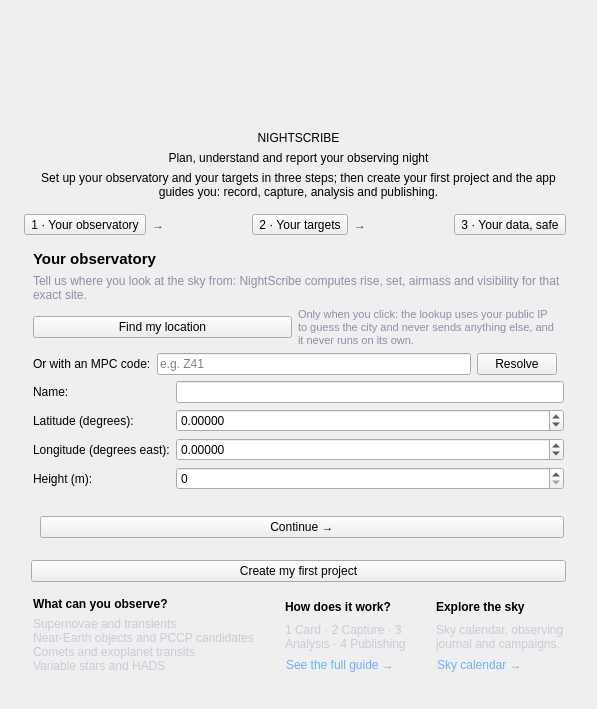
Old version of the form nightscribe/gui/ui/welcome_tab.ui in the repository irydeo/nightscribe.
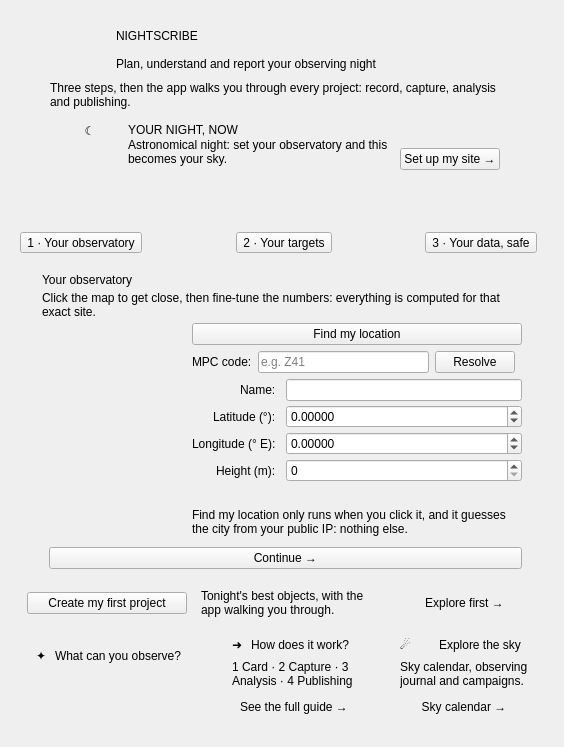
New version of the form.

Commit message: feat(ui): Interfaz 1.4-1.8 — the Welcome redesign, the site on a map, the merged project hub, the project chrome and the night drawn

```diff
--- a/nightscribe/gui/ui/welcome_tab.ui
+++ b/nightscribe/gui/ui/welcome_tab.ui
@@ -10,38 +10,134 @@
  <class>WelcomeTab</class>
  <widget class="QWidget" name="WelcomeTab">
   <layout class="QVBoxLayout" name="welcomeLayout">
-   <property name="leftMargin"><number>24</number></property>
-   <property name="topMargin"><number>20</number></property>
-   <property name="rightMargin"><number>24</number></property>
-   <property name="bottomMargin"><number>20</number></property>
+   <property name="leftMargin"><number>20</number></property>
+   <property name="topMargin"><number>10</number></property>
+   <property name="rightMargin"><number>20</number></property>
+   <property name="bottomMargin"><number>10</number></property>
+   <property name="spacing"><number>8</number></property>
    <item>
     <widget class="QFrame" name="welcomeHero" native="true">
-     <layout class="QVBoxLayout" name="heroLayout">
+     <property name="minimumSize"><size><width>0</width><height>200</height></size></property>
+     <layout class="QGridLayout" name="heroGrid">
+      <property name="leftMargin"><number>0</number></property>
+      <property name="topMargin"><number>0</number></property>
+      <property name="rightMargin"><number>0</number></property>
+      <property name="bottomMargin"><number>0</number></property>
+      <item row="0" column="0">
+       <widget class="QWidget" name="skyHero">
+        <property name="minimumSize"><size><width>0</width><height>200</height></size></property>
+        <property name="sizePolicy">
+         <sizepolicy hsizetype="Expanding" vsizetype="Expanding">
+          <horstretch>0</horstretch><verstretch>1</verstretch>
+         </sizepolicy>
+        </property>
+       </widget>
+      </item>
+      <item row="0" column="0">
+       <widget class="QWidget" name="heroOverlay">
+        <layout class="QVBoxLayout" name="heroOverlayLayout">
+         <property name="leftMargin"><number>30</number></property>
+         <property name="topMargin"><number>14</number></property>
+         <property name="rightMargin"><number>30</number></property>
+         <property name="bottomMargin"><number>12</number></property>
+         <property name="spacing"><number>5</number></property>
+         <item>
+          <layout class="QHBoxLayout" name="heroBrandRow">
+           <property name="spacing"><number>14</number></property>
       <item>
        <widget class="QLabel" name="lbl_logo">
-        <property name="alignment"><set>Qt::AlignCenter</set></property>
-        <property name="minimumSize"><size><width>96</width><height>96</height></size></property>
-        <property name="maximumSize"><size><width>96</width><height>96</height></size></property>
-       </widget>
-      </item>
+             <property name="minimumSize"><size><width>52</width><height>52</height></size></property>
+             <property name="maximumSize"><size><width>52</width><height>52</height></size></property>
+            </widget>
+           </item>
+           <item>
+            <layout class="QVBoxLayout" name="heroBrandText">
+             <property name="spacing"><number>2</number></property>
       <item>
        <widget class="QLabel" name="welcomeWordmark">
         <property name="text"><string>NIGHTSCRIBE</string></property>
         <property name="textFormat"><enum>Qt::RichText</enum></property>
-        <property name="alignment"><set>Qt::AlignCenter</set></property>
        </widget>
       </item>
       <item>
        <widget class="QLabel" name="welcomeTag">
         <property name="text"><string>Plan, understand and report your observing night</string></property>
-        <property name="alignment"><set>Qt::AlignCenter</set></property>
-       </widget>
+              </widget>
+             </item>
+            </layout>
+           </item>
+           <item>
+            <spacer name="heroBrandSpacer">
+             <property name="orientation"><enum>Qt::Horizontal</enum></property>
+            </spacer>
+           </item>
+          </layout>
       </item>
       <item>
        <widget class="QLabel" name="welcomeLead">
-        <property name="text"><string>Set up your observatory and your targets in three steps; then create your first project and the app guides you: record, capture, analysis and publishing.</string></property>
-        <property name="alignment"><set>Qt::AlignCenter</set></property>
+           <property name="text"><string>Three steps, then the app walks you through every project: record, capture, analysis and publishing.</string></property>
         <property name="wordWrap"><bool>true</bool></property>
+           <property name="maximumSize"><size><width>660</width><height>16777215</height></size></property>
+          </widget>
+         </item>
+         <item>
+          <widget class="QFrame" name="nightStrip" native="true">
+           <property name="maximumSize"><size><width>720</width><height>16777215</height></size></property>
+           <layout class="QHBoxLayout" name="nightStripLayout">
+            <property name="leftMargin"><number>14</number></property>
+            <property name="topMargin"><number>9</number></property>
+            <property name="rightMargin"><number>14</number></property>
+            <property name="bottomMargin"><number>9</number></property>
+            <property name="spacing"><number>12</number></property>
+            <item>
+             <widget class="QLabel" name="lbl_night_icon">
+              <property name="text"><string notr="true">☾</string></property>
+              <property name="alignment"><set>Qt::AlignTop|Qt::AlignHCenter</set></property>
+             </widget>
+            </item>
+            <item>
+             <layout class="QVBoxLayout" name="nightTextLayout">
+              <property name="spacing"><number>1</number></property>
+              <item>
+               <widget class="QLabel" name="lbl_night_title">
+                <property name="text"><string>YOUR NIGHT, NOW</string></property>
+               </widget>
+              </item>
+              <item>
+               <widget class="QLabel" name="lbl_night_window">
+                <property name="text"><string>Astronomical night: set your observatory and this becomes your sky.</string></property>
+                <property name="wordWrap"><bool>true</bool></property>
+               </widget>
+              </item>
+              <item>
+               <widget class="QLabel" name="lbl_night_moon">
+                <property name="text"><string/></property>
+                <property name="wordWrap"><bool>true</bool></property>
+               </widget>
+              </item>
+              <item>
+               <widget class="QLabel" name="lbl_night_planets">
+                <property name="text"><string/></property>
+                <property name="wordWrap"><bool>true</bool></property>
+               </widget>
+              </item>
+             </layout>
+            </item>
+            <item>
+             <widget class="QPushButton" name="btn_night_set">
+              <property name="text"><string>Set up my site →</string></property>
+              <property name="toolTip"><string>Go to the observatory step and make this your night</string></property>
+             </widget>
+            </item>
+           </layout>
+          </widget>
+         </item>
+         <item>
+          <spacer name="heroBottom">
+           <property name="orientation"><enum>Qt::Vertical</enum></property>
+          </spacer>
+         </item>
+        </layout>
        </widget>
       </item>
      </layout>
@@ -49,6 +145,7 @@
    </item>
    <item>
     <layout class="QHBoxLayout" name="stepperLayout">
+     <property name="spacing"><number>0</number></property>
      <item>
       <widget class="QToolButton" name="btn_step_obs">
        <property name="text"><string>1 · Your observatory</string></property>
@@ -57,9 +154,10 @@
       </widget>
      </item>
      <item>
-      <widget class="QLabel" name="lbl_sep1">
-       <property name="text"><string>→</string></property>
-       <property name="styleSheet"><string notr="true">color: #3a4156;</string></property>
+      <widget class="QFrame" name="rail_sep1">
+       <property name="frameShape"><enum>QFrame::NoFrame</enum></property>
+       <property name="minimumSize"><size><width>24</width><height>2</height></size></property>
+       <property name="maximumSize"><size><width>16777215</width><height>2</height></size></property>
       </widget>
      </item>
      <item>
@@ -70,9 +168,10 @@
       </widget>
      </item>
      <item>
-      <widget class="QLabel" name="lbl_sep2">
-       <property name="text"><string>→</string></property>
-       <property name="styleSheet"><string notr="true">color: #3a4156;</string></property>
+      <widget class="QFrame" name="rail_sep2">
+       <property name="frameShape"><enum>QFrame::NoFrame</enum></property>
+       <property name="minimumSize"><size><width>24</width><height>2</height></size></property>
+       <property name="maximumSize"><size><width>16777215</width><height>2</height></size></property>
       </widget>
      </item>
      <item>
@@ -93,46 +192,59 @@
     <widget class="QStackedWidget" name="setup_stack">
      <widget class="QFrame" name="panel_obs">
       <layout class="QVBoxLayout" name="obsLayout">
+       <property name="leftMargin"><number>22</number></property>
+       <property name="topMargin"><number>12</number></property>
+       <property name="rightMargin"><number>22</number></property>
+       <property name="bottomMargin"><number>12</number></property>
+       <property name="spacing"><number>4</number></property>
        <item>
         <widget class="QLabel" name="lbl_obs_title">
          <property name="text"><string>Your observatory</string></property>
-         <property name="styleSheet"><string notr="true">font-size: 15px; font-weight: bold;</string></property>
         </widget>
        </item>
        <item>
         <widget class="QLabel" name="lbl_obs_sub">
-         <property name="text"><string>Tell us where you look at the sky from: NightScribe computes rise, set, airmass and visibility for that exact site.</string></property>
+         <property name="text"><string>Click the map to get close, then fine-tune the numbers: everything is computed for that exact site.</string></property>
          <property name="wordWrap"><bool>true</bool></property>
-         <property name="styleSheet"><string notr="true">color: #8a90a6;</string></property>
         </widget>
        </item>
        <item>
-        <layout class="QHBoxLayout" name="detectRow">
+        <layout class="QHBoxLayout" name="obsColumns">
+         <property name="spacing"><number>16</number></property>
          <item>
+          <widget class="QWidget" name="mapHost">
+           <property name="minimumSize"><size><width>0</width><height>180</height></size></property>
+           <property name="sizePolicy">
+            <sizepolicy hsizetype="Expanding" vsizetype="Expanding">
+             <horstretch>1</horstretch><verstretch>1</verstretch>
+            </sizepolicy>
+           </property>
+          </widget>
+         </item>
+         <item>
+          <widget class="QWidget" name="obsFormHost">
+           <property name="minimumSize"><size><width>330</width><height>0</height></size></property>
+           <property name="maximumSize"><size><width>400</width><height>16777215</height></size></property>
+           <layout class="QVBoxLayout" name="obsFormColumn">
+            <property name="leftMargin"><number>0</number></property>
+            <property name="topMargin"><number>0</number></property>
+            <property name="rightMargin"><number>0</number></property>
+            <property name="bottomMargin"><number>0</number></property>
+            <property name="spacing"><number>6</number></property>
+            <item>
+             <!-- a direct child of the column, not a row with a spacer: in
+                  a QVBoxLayout the button stretches to the column width,
+                  the same as the fields below it -->
           <widget class="QPushButton" name="btn_detect">
            <property name="text"><string>Find my location</string></property>
            <property name="toolTip"><string>Uses your public IP to guess the city, only when you click</string></property>
           </widget>
          </item>
          <item>
-          <widget class="QLabel" name="lbl_site_privacy">
-           <property name="text"><string>Only when you click: the lookup uses your public IP to guess the city and never sends anything else, and it never runs on its own.</string></property>
-           <property name="wordWrap"><bool>true</bool></property>
-           <property name="styleSheet"><string notr="true">color: #8a90a6; font-size: 11px;</string></property>
-          </widget>
-         </item>
-         <item>
-          <spacer name="detectSpacer">
-           <property name="orientation"><enum>Qt::Horizontal</enum></property>
-          </spacer>
-         </item>
-        </layout>
-       </item>
-       <item>
         <layout class="QHBoxLayout" name="mpcRow">
          <item>
           <widget class="QLabel" name="lbl_mpc">
-           <property name="text"><string>Or with an MPC code:</string></property>
+                <property name="text"><string>MPC code:</string></property>
           </widget>
          </item>
          <item>
@@ -156,11 +268,14 @@
        </item>
        <item>
         <layout class="QFormLayout" name="siteForm">
+              <property name="labelAlignment"><set>Qt::AlignRight|Qt::AlignVCenter</set></property>
+              <property name="horizontalSpacing"><number>10</number></property>
+              <property name="verticalSpacing"><number>4</number></property>
          <item row="0" column="0"><widget class="QLabel" name="lbl_site_name"><property name="text"><string>Name:</string></property></widget></item>
          <item row="0" column="1"><widget class="QLineEdit" name="edt_site_name"/></item>
-         <item row="1" column="0"><widget class="QLabel" name="lbl_site_lat"><property name="text"><string>Latitude (degrees):</string></property></widget></item>
+              <item row="1" column="0"><widget class="QLabel" name="lbl_site_lat"><property name="text"><string>Latitude (°):</string></property></widget></item>
          <item row="1" column="1"><widget class="QDoubleSpinBox" name="spn_site_lat"><property name="decimals"><number>5</number></property><property name="minimum"><double>-90.0</double></property><property name="maximum"><double>90.0</double></property></widget></item>
-         <item row="2" column="0"><widget class="QLabel" name="lbl_site_lon"><property name="text"><string>Longitude (degrees east):</string></property></widget></item>
+              <item row="2" column="0"><widget class="QLabel" name="lbl_site_lon"><property name="text"><string>Longitude (° E):</string></property></widget></item>
          <item row="2" column="1"><widget class="QDoubleSpinBox" name="spn_site_lon"><property name="decimals"><number>5</number></property><property name="minimum"><double>-180.0</double></property><property name="maximum"><double>180.0</double></property></widget></item>
          <item row="3" column="0"><widget class="QLabel" name="lbl_site_height"><property name="text"><string>Height (m):</string></property></widget></item>
          <item row="3" column="1"><widget class="QSpinBox" name="spn_site_height"><property name="maximum"><number>9000</number></property></widget></item>
@@ -170,8 +285,23 @@
         <widget class="QLabel" name="lbl_site_status">
          <property name="text"><string/></property>
          <property name="wordWrap"><bool>true</bool></property>
-         <property name="styleSheet"><string notr="true">color: #8a90a6;</string></property>
-        </widget>
+             </widget>
+            </item>
+            <item>
+             <widget class="QLabel" name="lbl_site_privacy">
+              <property name="text"><string>Find my location only runs when you click it, and it guesses the city from your public IP: nothing else.</string></property>
+              <property name="wordWrap"><bool>true</bool></property>
+             </widget>
+            </item>
+            <item>
+             <spacer name="obsFormBottom">
+              <property name="orientation"><enum>Qt::Vertical</enum></property>
+             </spacer>
+            </item>
+           </layout>
+          </widget>
+         </item>
+        </layout>
        </item>
        <item>
         <layout class="QHBoxLayout" name="obsActions">
@@ -188,11 +318,6 @@
          </item>
         </layout>
        </item>
-       <item>
-        <spacer name="obsBottom">
-         <property name="orientation"><enum>Qt::Vertical</enum></property>
-        </spacer>
-       </item>
       </layout>
      </widget>
      <widget class="QFrame" name="panel_kinds">
@@ -293,6 +418,7 @@
    </item>
    <item>
     <layout class="QHBoxLayout" name="createRow">
+     <property name="spacing"><number>14</number></property>
      <item>
       <spacer name="createSpacer">
        <property name="orientation"><enum>Qt::Horizontal</enum></property>
@@ -304,11 +430,25 @@
        <property name="toolTip"><string>Pick among tonight's best objects</string></property>
       </widget>
      </item>
+     <item>
+      <widget class="QLabel" name="lbl_cta_sub">
+       <property name="text"><string>Tonight's best objects, with the app walking you through.</string></property>
+       <property name="wordWrap"><bool>true</bool></property>
+       <property name="maximumSize"><size><width>340</width><height>16777215</height></size></property>
+      </widget>
+     </item>
       <item>
        <spacer name="createSpacer2">
         <property name="orientation"><enum>Qt::Horizontal</enum></property>
        </spacer>
       </item>
+     <item>
+      <widget class="QPushButton" name="btn_skip">
+       <property name="text"><string>Explore first →</string></property>
+       <property name="toolTip"><string>Go to your projects without creating one now</string></property>
+       <property name="flat"><bool>true</bool></property>
+      </widget>
+     </item>
      </layout>
     </item>
     <item>
@@ -317,20 +457,40 @@
       <item>
        <widget class="QFrame" name="wcard1">
         <layout class="QVBoxLayout" name="wcard1Layout">
+        <property name="leftMargin"><number>16</number></property>
+        <property name="topMargin"><number>12</number></property>
+        <property name="rightMargin"><number>16</number></property>
+        <property name="bottomMargin"><number>12</number></property>
+        <property name="spacing"><number>8</number></property>
+        <item>
+         <layout class="QHBoxLayout" name="wcard1Head">
+          <item>
+           <widget class="QLabel" name="lbl_card1_icon">
+            <property name="text"><string notr="true">✦</string></property>
+           </widget>
+          </item>
          <item>
           <widget class="QLabel" name="lbl_card1_title">
            <property name="text"><string>What can you observe?</string></property>
-           <property name="styleSheet"><string notr="true">font-weight: bold;</string></property>
           </widget>
          </item>
          <item>
-          <widget class="QLabel" name="lbl_card1_body">
-           <property name="text"><string>Supernovae and transients
-Near-Earth objects and PCCP candidates
-Comets and exoplanet transits
-Variable stars and HADS</string></property>
-           <property name="wordWrap"><bool>true</bool></property>
-           <property name="styleSheet"><string notr="true">color: #c7cbd9;</string></property>
+           <spacer name="wcard1HeadSpacer">
+            <property name="orientation"><enum>Qt::Horizontal</enum></property>
+           </spacer>
+          </item>
+         </layout>
+        </item>
+        <item>
+         <widget class="QWidget" name="card1Chips">
+          <layout class="QGridLayout" name="card1ChipsGrid">
+           <property name="leftMargin"><number>0</number></property>
+           <property name="topMargin"><number>0</number></property>
+           <property name="rightMargin"><number>0</number></property>
+           <property name="bottomMargin"><number>0</number></property>
+           <property name="horizontalSpacing"><number>6</number></property>
+           <property name="verticalSpacing"><number>6</number></property>
+          </layout>
           </widget>
          </item>
          <item>
@@ -344,24 +504,40 @@
       <item>
        <widget class="QFrame" name="wcard2">
         <layout class="QVBoxLayout" name="wcard2Layout">
+        <property name="leftMargin"><number>16</number></property>
+        <property name="topMargin"><number>12</number></property>
+        <property name="rightMargin"><number>16</number></property>
+        <property name="bottomMargin"><number>12</number></property>
+        <property name="spacing"><number>8</number></property>
+        <item>
+         <layout class="QHBoxLayout" name="wcard2Head">
+          <item>
+           <widget class="QLabel" name="lbl_card2_icon">
+            <property name="text"><string notr="true">➜</string></property>
+           </widget>
+          </item>
          <item>
           <widget class="QLabel" name="lbl_card2_title">
            <property name="text"><string>How does it work?</string></property>
-           <property name="styleSheet"><string notr="true">font-weight: bold;</string></property>
-          </widget>
+           </widget>
+          </item>
+          <item>
+           <spacer name="wcard2HeadSpacer">
+            <property name="orientation"><enum>Qt::Horizontal</enum></property>
+           </spacer>
+          </item>
+         </layout>
          </item>
          <item>
           <widget class="QLabel" name="lbl_card2_body">
            <property name="text"><string>1 Card · 2 Capture · 3 Analysis · 4 Publishing</string></property>
            <property name="wordWrap"><bool>true</bool></property>
-           <property name="styleSheet"><string notr="true">color: #c7cbd9;</string></property>
           </widget>
          </item>
          <item>
           <widget class="QPushButton" name="btn_card2_guide">
            <property name="text"><string>See the full guide →</string></property>
            <property name="flat"><bool>true</bool></property>
-           <property name="styleSheet"><string notr="true">color: #6ab0ff; text-align: left; padding: 0;</string></property>
           </widget>
          </item>
          <item>
@@ -375,24 +551,40 @@
       <item>
        <widget class="QFrame" name="wcard3">
         <layout class="QVBoxLayout" name="wcard3Layout">
+        <property name="leftMargin"><number>16</number></property>
+        <property name="topMargin"><number>12</number></property>
+        <property name="rightMargin"><number>16</number></property>
+        <property name="bottomMargin"><number>12</number></property>
+        <property name="spacing"><number>8</number></property>
+        <item>
+         <layout class="QHBoxLayout" name="wcard3Head">
+          <item>
+           <widget class="QLabel" name="lbl_card3_icon">
+            <property name="text"><string notr="true">☄</string></property>
+           </widget>
+          </item>
          <item>
           <widget class="QLabel" name="lbl_card3_title">
            <property name="text"><string>Explore the sky</string></property>
-           <property name="styleSheet"><string notr="true">font-weight: bold;</string></property>
-          </widget>
+           </widget>
+          </item>
+          <item>
+           <spacer name="wcard3HeadSpacer">
+            <property name="orientation"><enum>Qt::Horizontal</enum></property>
+           </spacer>
+          </item>
+         </layout>
          </item>
          <item>
           <widget class="QLabel" name="lbl_card3_body">
            <property name="text"><string>Sky calendar, observing journal and campaigns.</string></property>
            <property name="wordWrap"><bool>true</bool></property>
-           <property name="styleSheet"><string notr="true">color: #c7cbd9;</string></property>
           </widget>
          </item>
          <item>
           <widget class="QPushButton" name="btn_card3_skycal">
            <property name="text"><string>Sky calendar →</string></property>
            <property name="flat"><bool>true</bool></property>
-           <property name="styleSheet"><string notr="true">color: #6ab0ff; text-align: left; padding: 0;</string></property>
           </widget>
          </item>
          <item>
```
Left out of the diff: 129 changed lines with no effect on the pictures. Lines whose indentation alone changed are shown as unchanged. The commit also changes 57 other files.
